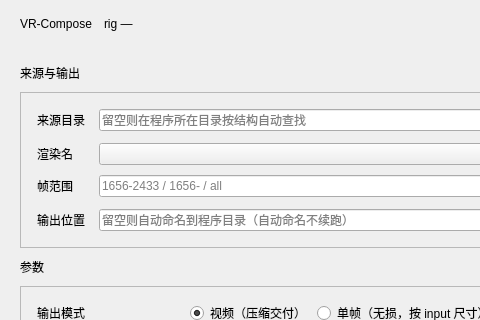
Old version of the form src/vr_compose/gui/main_window.ui in the repository Pannic17/VR-360-Compose; both pictures show x 0 to 480 and y 0 to 320 of the 980 by 780 pixel window.
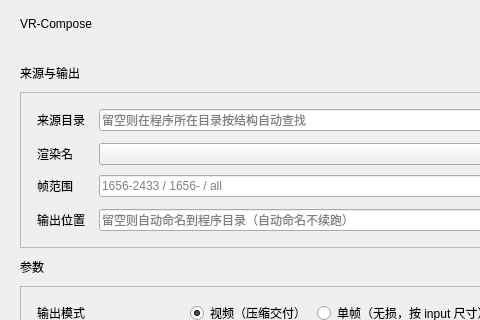
New version of the form.

Commit message:
The window wears the icon, and the rig badge goes
The icon the user picked ships beside the .ui: `icon.png` for the window and
the taskbar (set on both the window and the QApplication, so an unpacked run
shows it too), `icon.ico` for the executable itself through the spec. Both
travel in the wheel and in the frozen build.

The `rig —` badge in the header comes out. The rig is already spelled out in
the meta line under the source, so the badge only repeated it; its stylesheet
block and the assertion that read it go with it.

Patch:
```diff
--- a/src/vr_compose/gui/main_window.ui
+++ b/src/vr_compose/gui/main_window.ui
@@ -33,11 +33,6 @@
          <property name="text"><string>VR-Compose</string></property>
         </widget>
        </item>
-       <item>
-        <widget class="QLabel" name="rigBadgeLabel">
-         <property name="text"><string>rig —</string></property>
-        </widget>
-       </item>
        <item>
         <spacer name="headerSpacer">
          <property name="orientation"><enum>Qt::Horizontal</enum></property>
```
The commit also changes 7 other files.
